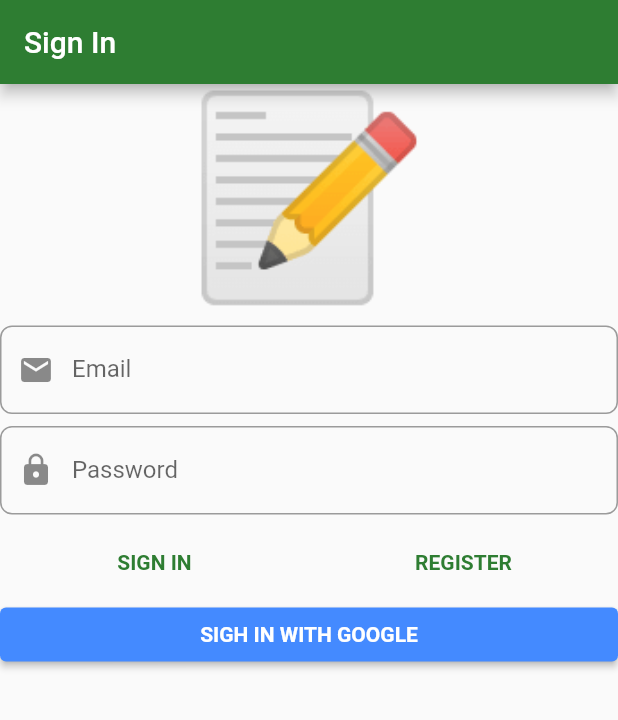
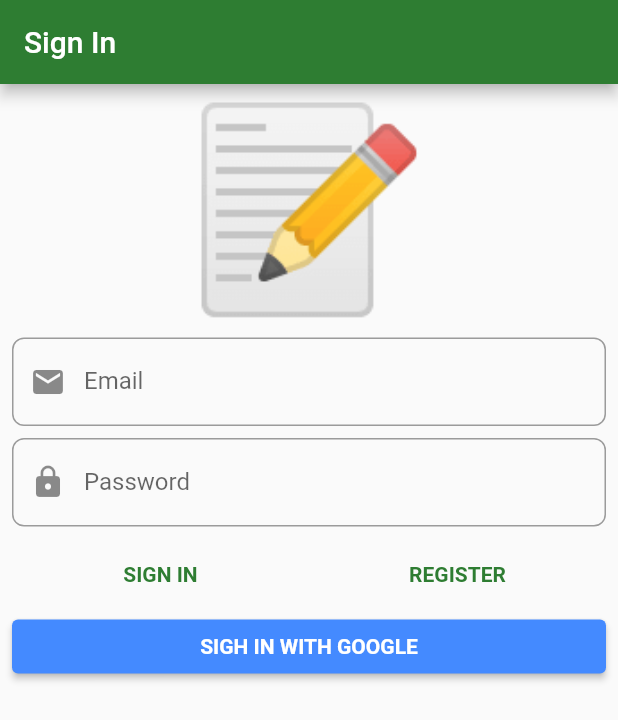
Before and after one commit to martynov-alex/notes-firebase-ddd-course-flutter, a Flutter app: the screen it shows after launch, on a phone screen of 412 x 824 dp. Shown: the top 720 px of the screen. Run offline on Flutter 3.47's test engine with Material 2 defaults, Android fonts, the phone set to English and light mode, and no system bars; our stand-ins replace auto_route, bloc, cloud_firestore, dartz, firebase_auth, firebase_core and 5 more; accounts and stored records are empty.

```diff
--- a/lib/domain/core/failures.dart
+++ b/lib/domain/core/failures.dart
@@ -5,10 +5,28 @@ part 'failures.freezed.dart';
 @freezed
 class ValueFailure<T> with _$ValueFailure<T> {
   const factory ValueFailure.invalidEmail({
-    required String failedValue,
+    required T failedValue,
   }) = InvalidEmail<T>;
 
   const factory ValueFailure.shortPassword({
-    required String failedValue,
+    required T failedValue,
   }) = ShortPassword<T>;
+
+  const factory ValueFailure.exceedingLength({
+    required T failedValue,
+    required int maxLength,
+  }) = ExceedingLength<T>;
+
+  const factory ValueFailure.empty({
+    required T failedValue,
+  }) = Empty<T>;
+
+  const factory ValueFailure.multiline({
+    required T failedValue,
+  }) = Multiline<T>;
+
+  const factory ValueFailure.listTooLong({
+    required T failedValue,
+    required int maxLength,
+  }) = ListTooLong<T>;
 }
--- a/lib/presentation/sign_in/widgets/sign_in_form.dart
+++ b/lib/presentation/sign_in/widgets/sign_in_form.dart
@@ -36,6 +36,7 @@ class SignInForm extends StatelessWidget {
         return Form(
           autovalidateMode: state.showErrorMessages,
           child: ListView(
+            padding: EdgeInsets.all(8),
             children: [
               const Text('📝', textAlign: TextAlign.center, style: TextStyle(fontSize: 130)),
               const SizedBox(height: 8),
@@ -90,6 +91,10 @@ class SignInForm extends StatelessWidget {
                 ),
                 child: const Text('SIGH IN WITH GOOGLE', style: TextStyle(fontWeight: FontWeight.bold)),
               ),
+              if (state.isSubmitting) ...[
+                const SizedBox(height: 8),
+                const LinearProgressIndicator(),
+              ],
             ],
           ),
         );
--- a/lib/presentation/splash/splash_page.dart
+++ b/lib/presentation/splash/splash_page.dart
@@ -17,7 +17,7 @@ class SplashPage extends StatelessWidget {
             context.router.replace(const SignInPageRoute());
           },
           authenticated: (_) {
-            debugPrint("I'm authenticated");
+            context.router.replace(const SignInPageRoute());
           },
         );
       },
```
Also changed, not shown: lib/domain/core/failures.freezed.dart.
